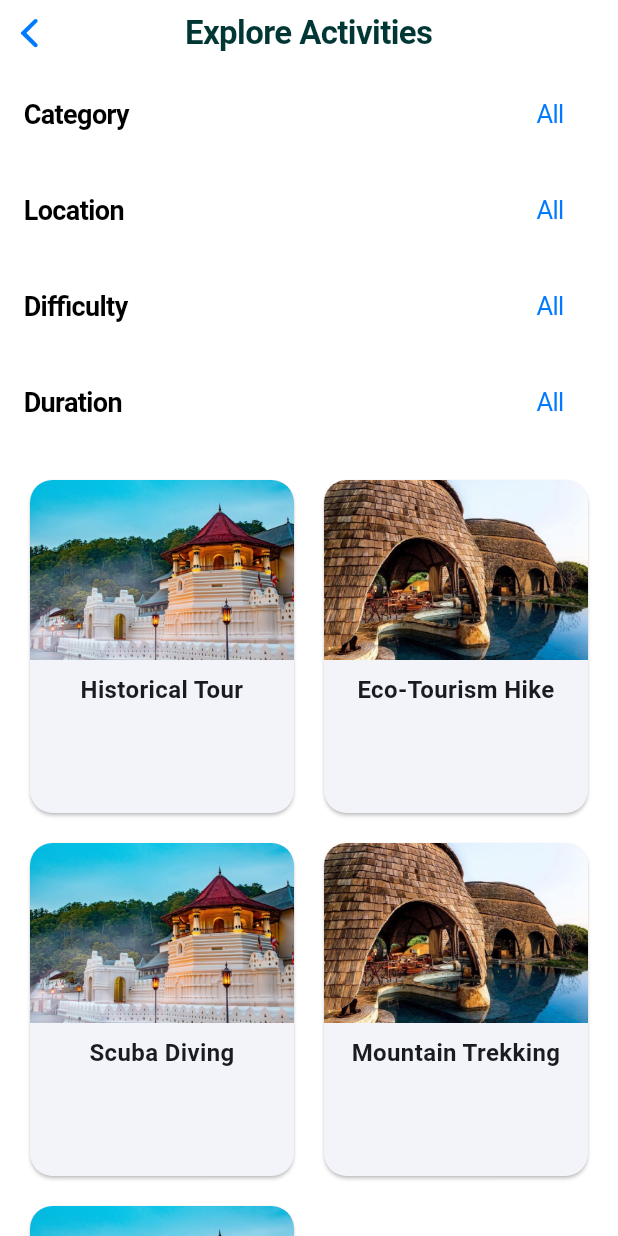
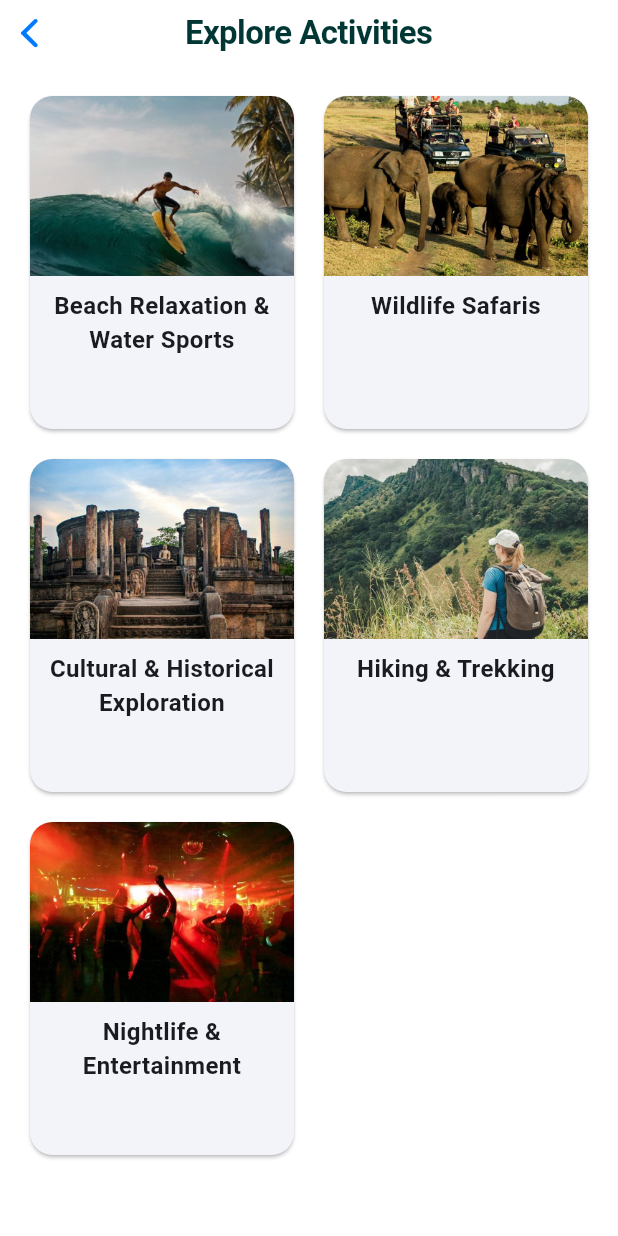
Before and after one commit to EnoshPerera/CeylonSphere, a Flutter app: the ExploreActivitiesScreen screen opened directly, on a phone screen of 412 x 824 dp. Run offline on Flutter 3.47's test engine with Material 3 defaults, Android fonts, the phone set to English and light mode, and no system bars; our stand-ins replace geolocator, google_maps_flutter; missing offline and left inert: arkit_plugin.

Commit message:
Updates Explore Activities

```diff
--- /dev/null
+++ b/lib/activities_data.dart
@@ -0,0 +1,97 @@
+final List<Map<String, dynamic>> activityTypes = [
+  {
+    'name': 'Beach Relaxation & Water Sports',
+    'image': 'assets/watersports.jpg',
+    'details': {
+      'places': [
+        'Unawatuna',
+        'Mirissa',
+        'Bentota',
+        'Arugam Bay',
+        'Nilaveli',
+        'Pasikuda',
+        'Kalpitiya',
+        'Hikkaduwa',
+        'Tangalle'
+      ],
+      'activities': [
+        'Sunbathing and swimming',
+        'Snorkeling and scuba diving ',
+        'Whale and dolphin watching ',
+        'Jet skiing, kayaking, and windsurfing',
+      ],
+    }
+  },
+  {
+    'name': 'Wildlife Safaris',
+    'image': 'assets/wildLife.jpg',
+    'details': {
+      'places': [
+        'Yala National Park',
+        'Udawalawe National Park',
+        'Wilpattu National Park',
+        'Minneriya National Park',
+        'Sinharaja Forest Reserve',
+        'Kumana National Park'
+      ],
+      'activities': [
+        'Spotting leopards, elephants, and sloth bears ',
+        'Birdwatching ',
+        'Elephant sightings ',
+        'Jungle trekking and nature walks ',
+      ],
+    }
+  },
+  {
+    'name': 'Cultural & Historical Exploration',
+    'image': 'assets/cultural.jpg',
+    'details': {
+      'places': [
+        'Anuradhapura',
+        'Polonnaruwa',
+        'Sigiriya',
+        'Kandy',
+        'Galle',
+        'Dambulla',
+        'Colombo'
+      ],
+      'activities': [
+        'Visiting ancient temples and stupas',
+        'Exploring the Sigiriya Rock Fortress',
+        'Touring the Temple of the Tooth Relic ',
+        'Walking through the Galle Fort',
+        'Discovering cave temples',
+      ],
+    }
+  },
+  {
+    'name': 'Hiking & Trekking',
+    'image': 'assets/Hiking.jpg',
+    'details': {
+      'places': [
+        'Adam’s Peak (Sri Pada)',
+        'Knuckles Mountain Range',
+        'Horton Plains National Park',
+        'Ella',
+        'Sinharaja Rainforest'
+      ],
+      'activities': [
+        'Climbing Adam’s Peak for sunrise',
+        'Hiking to World’s End in Horton Plains',
+        'Trekking through tea plantations ',
+        'Exploring the Knuckles Mountain Range',
+      ],
+    }
+  },
+  {
+    'name': 'Nightlife & Entertainment',
+    'image': 'assets/nightLife.jpg',
+    'details': {
+      'places': ['Colombo', 'Mirissa', 'Unawatuna', 'Hikkaduwa'],
+      'activities': [
+        'Enjoying beach parties and nightclubs',
+        'Experiencing live music and cultural shows',
+      ],
+    }
+  },
+];
--- a/lib/explore_activities_screen.dart
+++ b/lib/explore_activities_screen.dart
@@ -1,79 +1,15 @@
 import 'package:flutter/cupertino.dart';
 import 'package:flutter/material.dart';
+import 'activity_details_screen.dart';
+import 'activities_data.dart';
 
-class ExploreActivitiesScreen extends StatefulWidget {
+class ExploreActivitiesScreen extends StatelessWidget {
   const ExploreActivitiesScreen({super.key});
 
   @override
-  _ExploreActivitiesScreenState createState() =>
-      _ExploreActivitiesScreenState();
-}
-
-class _ExploreActivitiesScreenState extends State<ExploreActivitiesScreen> {
-  String selectedCategory = 'All';
-  String selectedLocation = 'All';
-  String selectedDifficulty = 'All';
-  String selectedDuration = 'All';
-
-  final List<Map<String, dynamic>> activities = [
-    {
-      'name': 'Historical Tour',
-      'image': 'assets/Kandy.jpg',
-      'category': 'Historical',
-      'location': 'Sri Lanka',
-      'difficulty': 'Easy',
-      'duration': 'Full Day',
-    },
-    {
-      'name': 'Eco-Tourism Hike',
-      'image': 'assets/Yala.jpg',
-      'category': 'Eco-Tourism',
-      'location': 'Ella',
-      'difficulty': 'Moderate',
-      'duration': 'Half Day',
-    },
-    {
-      'name': 'Scuba Diving',
-      'image': 'assets/Kandy.jpg',
-      'category': 'Adventure',
-      'location': 'Galle',
-      'difficulty': 'Hard',
-      'duration': 'Half Day',
-    },
-    {
-      'name': 'Mountain Trekking',
-      'image': 'assets/Yala.jpg',
-      'category': 'Adventure',
-      'location': 'Kandy',
-      'difficulty': 'Hard',
-      'duration': 'Full Day',
-    },
-    {
-      'name': 'Cultural Tour',
-      'image': 'assets/Kandy.jpg',
-      'category': 'Historical',
-      'location': 'Colombo',
-      'difficulty': 'Easy',
-      'duration': 'Full Day',
-    },
-  ];
-
-  @override
   Widget build(BuildContext context) {
-    List<Map<String, dynamic>> filteredActivities =
-        activities.where((activity) {
-      return (selectedCategory == 'All' ||
-              activity['category'] == selectedCategory) &&
-          (selectedLocation == 'All' ||
-              activity['location'] == selectedLocation) &&
-          (selectedDifficulty == 'All' ||
-              activity['difficulty'] == selectedDifficulty) &&
-          (selectedDuration == 'All' ||
-              activity['duration'] == selectedDuration);
-    }).toList();
-
     return CupertinoPageScaffold(
-      navigationBar: CupertinoNavigationBar(
+      navigationBar: const CupertinoNavigationBar(
         middle: Text(
           'Explore Activities',
           style: TextStyle(
@@ -83,38 +19,9 @@ class _ExploreActivitiesScreenState extends State<ExploreActivitiesScreen> {
         ),
       ),
       child: SafeArea(
-        child: Column(
-          children: [
-            // Filters
-            Padding(
-              padding: const EdgeInsets.symmetric(horizontal: 16.0),
-              child: Column(
-                children: [
-                  _buildFilterDropdown(
-                      'Category',
-                      ['All', 'Historical', 'Adventure', 'Eco-Tourism'],
-                      (value) => setState(() => selectedCategory = value)),
-                  _buildFilterDropdown(
-                      'Location',
-                      ['All', 'Sri Lanka', 'Ella', 'Galle', 'Kandy', 'Colombo'],
-                      (value) => setState(() => selectedLocation = value)),
-                  _buildFilterDropdown(
-                      'Difficulty',
-                      ['All', 'Easy', 'Moderate', 'Hard'],
-                      (value) => setState(() => selectedDifficulty = value)),
-                  _buildFilterDropdown(
-                      'Duration',
-                      ['All', 'Half Day', 'Full Day'],
-                      (value) => setState(() => selectedDuration = value)),
-                ],
-              ),
-            ),
-
-            // Activity Grid
-            Expanded(
         child: GridView.builder(
           padding: const EdgeInsets.all(16.0),
-                itemCount: filteredActivities.length,
+          itemCount: activityTypes.length,
           gridDelegate: const SliverGridDelegateWithFixedCrossAxisCount(
             crossAxisCount: 2,
             crossAxisSpacing: 12,
@@ -122,10 +29,16 @@ class _ExploreActivitiesScreenState extends State<ExploreActivitiesScreen> {
             childAspectRatio: 0.8,
           ),
           itemBuilder: (context, index) {
-                  final activity = filteredActivities[index];
+            final activity = activityTypes[index];
             return GestureDetector(
               onTap: () {
-                      // Navigate to details (You can create an activity detail screen if needed)
+                Navigator.push(
+                  context,
+                  CupertinoPageRoute(
+                    builder: (context) =>
+                        ActivityDetailsScreen(activity: activity),
+                  ),
+                );
               },
               child: Card(
                 shape: RoundedRectangleBorder(
@@ -133,8 +46,8 @@ class _ExploreActivitiesScreenState extends State<ExploreActivitiesScreen> {
                 child: Column(
                   children: [
                     ClipRRect(
-                            borderRadius: const BorderRadius.vertical(
-                                top: Radius.circular(15)),
+                      borderRadius:
+                          const BorderRadius.vertical(top: Radius.circular(15)),
                       child: Image.asset(
                         activity['image'],
                         width: double.infinity,
@@ -158,52 +71,6 @@ class _ExploreActivitiesScreenState extends State<ExploreActivitiesScreen> {
           },
         ),
       ),
-          ],
-        ),
-      ),
-    );
-  }
-
-  Widget _buildFilterDropdown(
-      String label, List<String> options, Function(String) onChanged) {
-    return Padding(
-      padding: const EdgeInsets.symmetric(vertical: 6.0),
-      child: Row(
-        mainAxisAlignment: MainAxisAlignment.spaceBetween,
-        children: [
-          Text(label,
-              style: TextStyle(fontSize: 18, fontWeight: FontWeight.bold)),
-          CupertinoButton(
-            child: Text(options.contains(selectedCategory)
-                ? selectedCategory
-                : options.first),
-            onPressed: () => _showFilterDialog(label, options, onChanged),
-          ),
-        ],
-      ),
-    );
-  }
-
-  void _showFilterDialog(
-      String title, List<String> options, Function(String) onSelected) {
-    showCupertinoModalPopup(
-      context: context,
-      builder: (context) => CupertinoActionSheet(
-        title: Text(title),
-        actions: options.map((option) {
-          return CupertinoActionSheetAction(
-            onPressed: () {
-              onSelected(option);
-              Navigator.pop(context);
-            },
-            child: Text(option),
-          );
-        }).toList(),
-        cancelButton: CupertinoActionSheetAction(
-          child: const Text('Cancel'),
-          onPressed: () => Navigator.pop(context),
-        ),
-      ),
     );
   }
 }
```
Also changed, not shown: lib/activity_details_screen.dart (added, +191 -0 lines), lib/google_map_screen.dart (+50 -42 lines), pubspec.yaml (+7 -0 lines), assets/Hiking.jpg (added), assets/cultural.jpg (added), assets/nightLife.jpg (added), assets/watersports.jpg (added), assets/wildLife.jpg (added), pubspec.lock, 8 other files. Lines whose indentation alone changed are shown as unchanged.
